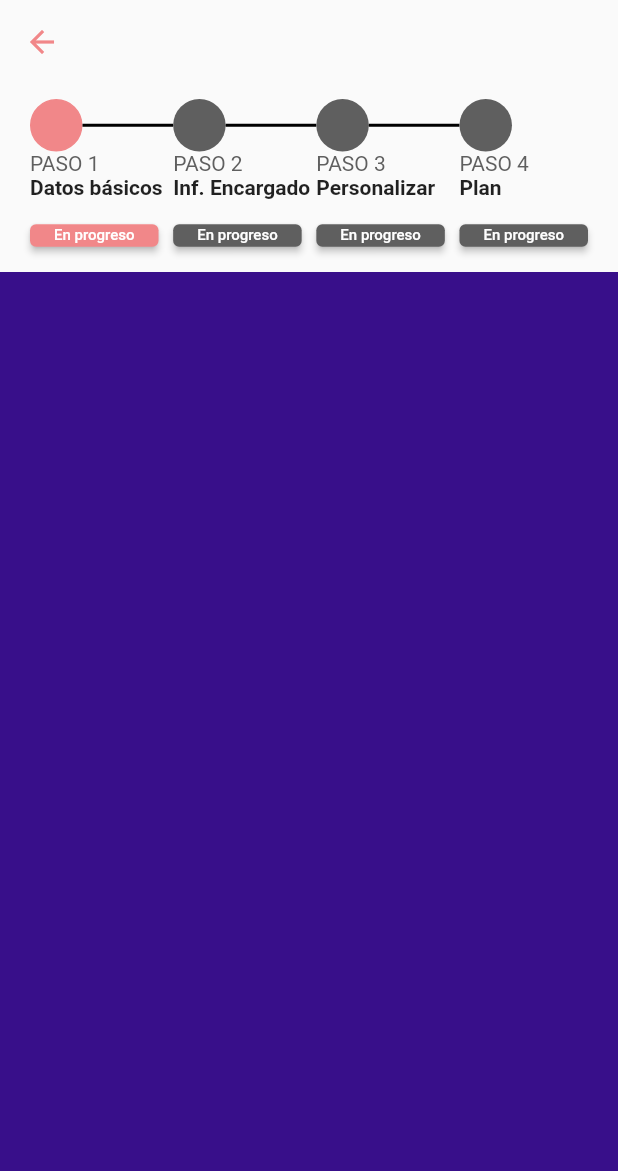
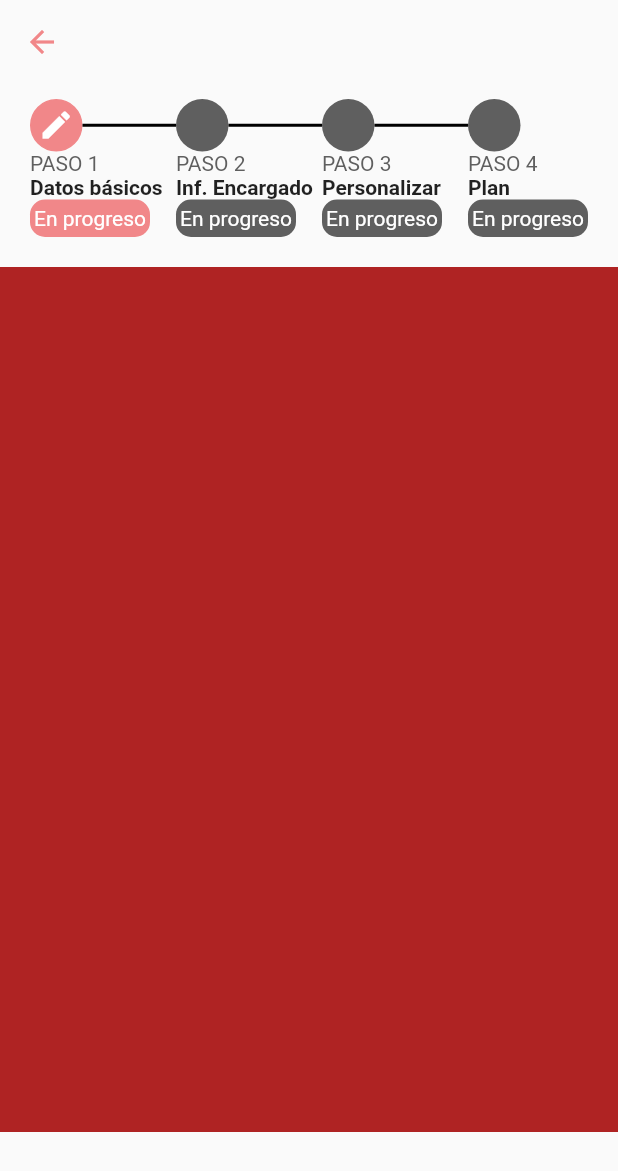
Before and after one commit to jesusManuelJuarez/FinderPymes, a Flutter app: the screen it shows after launch, swiped to page 4, on a phone screen of 412 x 824 dp. Shown: the top 1171 px of the screen. Run offline on Flutter 3.47's test engine with Material 2 defaults, Android fonts, the phone set to English and light mode, and no system bars.

Commit message:
aplicación de paginacion de stepper

```diff
--- a/lib/feature/pymes/presentation/pages/datosEmpresa.dart
+++ b/lib/feature/pymes/presentation/pages/datosEmpresa.dart
@@ -1,4 +1,4 @@
-// ignore_for_file: file_names
+// ignore_for_file: file_names, non_constant_identifier_names
 
 import 'package:flutter/material.dart';
 import 'package:provider/provider.dart';
@@ -24,7 +24,8 @@ class DatosEmpresaPage extends StatelessWidget {
           onPressed: () {},
         ),
       ),
-      body: Column(
+      body: SingleChildScrollView(
+        child: Column(
           crossAxisAlignment: CrossAxisAlignment.stretch,
           children: [
             const SizedBox(height: 10),
@@ -43,59 +44,34 @@ class DatosEmpresaPage extends StatelessWidget {
                           .setIndex(index);
                       _pageController.jumpToPage(index);
                     },
-                      )),
                   ),
                 ),
-          Expanded(
+              ),
+            ),
+            Container(
+              height: MediaQuery.of(context).size.height *
+                  0.7, // Ajusta esto según tus necesidades
               child: PageView.builder(
                 controller: _pageController,
+                physics: const NeverScrollableScrollPhysics(),
                 itemCount: 4,
                 itemBuilder: (context, index) {
                   switch (index) {
                     case 0:
-                        return Container(
-                          height: 35.0,
-                          width: 35.0,
-                          decoration: const BoxDecoration(
-                            color: Colors.red,
+                      return Step1();
+                    case 1:
+                      return Step2();
+                    case 2:
+                      return Step3();
+                    case 3:
+                      return Step4();
+                  }
+                  return Container();
+                },
               ),
-                        );
-                      case 1:
-                        return Container(
-                          height: 50.0,
-                          width: 50.0,
-                          decoration: const BoxDecoration(
-                            color: Color.fromARGB(255, 184, 75, 67),
             ),
-                        );
-                      case 2:
-                        return Container(
-                          height: 50.0,
-                          width: 50.0,
-                          decoration: const BoxDecoration(
-                            color: Color.fromARGB(255, 176, 193, 180),
+          ],
         ),
-                        );
-                      case 3:
-                        return Container(
-                          height: 50.0,
-                          width: 50.0,
-                          decoration: const BoxDecoration(
-                            color: Color.fromARGB(255, 56, 15, 138),
-                          ),
-                        );
-                      case 4:
-                        return Container(
-                          height: 50.0,
-                          width: 50.0,
-                          decoration: const BoxDecoration(
-                            color: Color.fromARGB(255, 54, 244, 146),
-                          ),
-                        );
-                    }
-                    return null;
-                  })),
-        ],
       ),
     );
   }
@@ -143,7 +119,19 @@ class Stepper extends StatelessWidget {
                         border: Border.all(
                             color: currentIndex >= index
                                 ? const Color.fromRGBO(241, 135, 137, 1)
-                                  : Colors.transparent)),
+                                : Colors.transparent),
+                      ),
+                      child: Center(
+                        child: index == currentIndex
+                            ? const Icon(Icons.edit,
+                                color: Colors
+                                    .white) // Icono de edición para el paso actual.
+                            : (currentIndex > index
+                                ? const Icon(Icons.check,
+                                    color: Colors
+                                        .white) // Icono de check para los pasos completados.
+                                : null), // Nada para los pasos que aún no se han alcanzado.
+                      ),
                     ),
                   ),
                   if (!isLast)
@@ -165,18 +153,25 @@ class Stepper extends StatelessWidget {
                 titles[index],
                 style: const TextStyle(fontWeight: FontWeight.bold),
               ),
-              ElevatedButton(
-                  style: ElevatedButton.styleFrom(
-                    minimumSize: const Size(15.0, 15.0),
-                    backgroundColor: index == currentIndex
+              Container(
+                width: 80.0,
+                height: 25.0,
+                decoration: BoxDecoration(
+                  borderRadius: BorderRadius.circular(10),
+                  color: index == currentIndex
                       ? const Color.fromRGBO(241, 135, 137, 1)
                       : const Color.fromRGBO(95, 95, 95, 1),
                 ),
-                  onPressed: () {},
-                  child: const Text(
-                    'En progreso',
-                    style: TextStyle(fontSize: 10, color: Colors.white),
-                  ))
+                child: Center(
+                  child: Text(
+                    currentIndex > index ? 'Completado' : 'En progreso',
+                    style: const TextStyle(color: Colors.white),
+                  ),
+                ),
+              ),
+              const SizedBox(
+                height: 20.0,
+              )
             ],
           )
         : Expanded(
@@ -198,11 +193,24 @@ class Stepper extends StatelessWidget {
                         border: Border.all(
                             color: currentIndex >= index
                                 ? const Color.fromRGBO(241, 135, 137, 1)
-                                  : Colors.transparent)),
+                                : Colors.transparent),
+                      ),
+                      child: Center(
+                        child: index == currentIndex
+                            ? const Icon(Icons.edit,
+                                color: Colors
+                                    .white) // Icono de edición para el paso actual.
+                            : (currentIndex > index
+                                ? const Icon(Icons.check,
+                                    color: Colors
+                                        .white) // Icono de check para los pasos completados.
+                                : null), // Nada para los pasos que aún no se han alcanzado.
+                      ),
                     ),
                   ),
                   Expanded(
                       child: Container(
+                    width: 20.0,
                     height: 2,
                     color: currentIndex >= index + 1
                         ? const Color.fromRGBO(241, 135, 137, 1)
@@ -219,19 +227,144 @@ class Stepper extends StatelessWidget {
                 titles[index],
                 style: const TextStyle(fontWeight: FontWeight.bold),
               ),
-              ElevatedButton(
-                  style: ElevatedButton.styleFrom(
-                    minimumSize: const Size(15.0, 15.0),
-                    backgroundColor: index == currentIndex
+              Container(
+                width: 80.0,
+                height: 25.0,
+                decoration: BoxDecoration(
+                  borderRadius: BorderRadius.circular(10),
+                  color: index == currentIndex
                       ? const Color.fromRGBO(241, 135, 137, 1)
                       : const Color.fromRGBO(95, 95, 95, 1),
                 ),
-                  onPressed: () {},
-                  child: const Text(
-                    'En progreso',
-                    style: TextStyle(fontSize: 10, color: Colors.white),
-                  ))
+                child: Center(
+                  child: Text(
+                    currentIndex > index ? 'Completado' : 'En progreso',
+                    style: const TextStyle(color: Colors.white),
+                  ),
+                ),
+              ),
+              const SizedBox(
+                height: 20.0,
+              )
             ],
           ));
   }
 }
+
+Widget Step1() {
+  return Column(
+    children: [
+      Container(
+        margin: const EdgeInsets.symmetric(horizontal: 20.0),
+        height: 300,
+        width: double.infinity,
+        decoration: BoxDecoration(
+            color: const Color.fromARGB(255, 255, 255, 255),
+            borderRadius: BorderRadius.circular(10),
+            boxShadow: [
+              BoxShadow(
+                color: Colors.grey.withOpacity(0.5),
+                spreadRadius: 4,
+                blurRadius: 4,
+                offset: const Offset(0, 3),
+              )
+            ]),
+        child: Padding(
+          padding: const EdgeInsets.symmetric(horizontal: 10),
+          child: Column(
+            crossAxisAlignment: CrossAxisAlignment.start,
+            children: [
+              const SizedBox(
+                height: 20,
+              ),
+              RichText(
+                  text: const TextSpan(children: [
+                TextSpan(
+                  text: 'Nombre de la empresa ',
+                  style: TextStyle(
+                    color: Colors.black,
+                    fontSize: 15,
+                  ),
+                ),
+                TextSpan(
+                    text: '*',
+                    style: TextStyle(
+                        color: Color.fromRGBO(242, 142, 144, 1),
+                        fontSize: 15,
+                        fontWeight: FontWeight.bold))
+              ])),
+              Form(
+                child: TextFormField(
+                  decoration: InputDecoration(
+                    filled: true,
+                    fillColor: Colors.transparent,
+                    hintText: "Ingrese nombre de la empresa",
+                    hintStyle:
+                        const TextStyle(color: Color.fromRGBO(95, 95, 95, 1)),
+                    errorStyle: const TextStyle(color: Colors.redAccent),
+                    border: OutlineInputBorder(
+                      borderRadius: BorderRadius.circular(10),
+                      borderSide: const BorderSide(
+                          color: Color.fromRGBO(242, 142, 144,
+                              1)), // Color del borde en estado normal.
+                    ),
+                    focusedBorder: OutlineInputBorder(
+                      borderRadius: BorderRadius.circular(10),
+                      borderSide: const BorderSide(
+                          color: Color.fromRGBO(242, 142, 144,
+                              1)), // Color del borde en estado enfocado.
+                    ),
+                  ),
+                  validator: (value) {
+                    if (value != null && RegExp(r'[0-9]').hasMatch(value)) {
+                      return 'Solo se acepta texto';
+                    }
+                    return null;
+                  },
+                  onChanged: (value) {
+                    // Tu lógica aquí
+                  },
+                ),
+              )
+            ],
+          ),
+        ),
+      ),
+    ],
+  );
+}
+
+Widget Step2() {
+  return Column(
+    children: [
+      Container(
+        margin: const EdgeInsets.symmetric(horizontal: 20),
+        height: 35.0,
+        width: double.infinity,
+        decoration: const BoxDecoration(
+          color: Color.fromARGB(255, 23, 120, 89),
+        ),
+      ),
+    ],
+  );
+}
+
+Widget Step3() {
+  return Container(
+    height: 35.0,
+    width: 35.0,
+    decoration: const BoxDecoration(
+      color: Color.fromARGB(255, 37, 17, 149),
+    ),
+  );
+}
+
+Widget Step4() {
+  return Container(
+    height: 35.0,
+    width: 35.0,
+    decoration: const BoxDecoration(
+      color: Color.fromARGB(255, 175, 35, 35),
+    ),
+  );
+}
```
Lines whose indentation alone changed are shown as unchanged.
